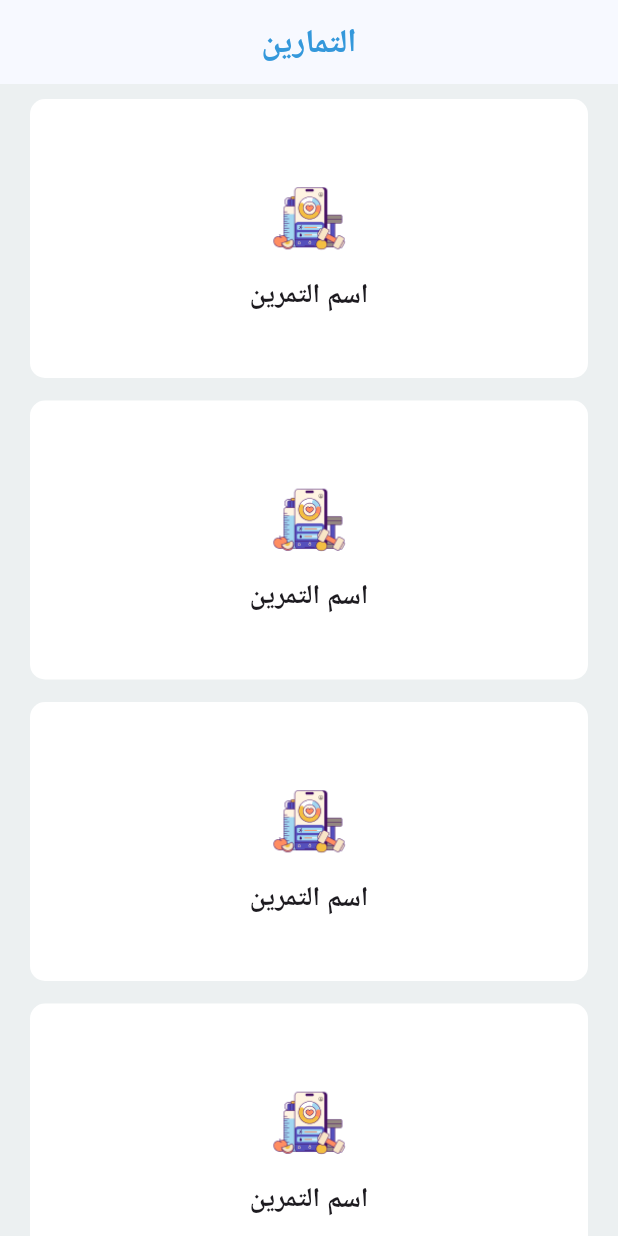
After one commit to MohamedEzzat5/pteye, a Flutter app: the ExerciseView screen opened by its route, on a phone screen of 412 x 824 dp. The commit adds this screen. Run offline on Flutter 3.47's test engine with Material 3 defaults, Android fonts, the phone set to English and light mode, and no system bars; our stand-ins replace dio, firebase_auth, firebase_core, flutter_bloc, flutter_svg, go_router and 4 more; accounts and stored records are empty; network calls fail; Roboto replaces fonts that are missing (Tajawal).

Commit message:
exercise view done

```diff
--- a/lib/Features/auth/data/repos/auth_repo_impl.dart
+++ b/lib/Features/auth/data/repos/auth_repo_impl.dart
@@ -62,6 +62,7 @@ class AuthRepoImplementation implements AuthRepo {
   }
 
   // Retrieve user credentials from SharedPreferences
+  @override
   Future<Map<String, String>> getUserCredentials() async {
     SharedPreferences prefs = await SharedPreferences.getInstance();
     String? email = prefs.getString('user_email');
--- a/lib/Features/auth/presentation/view/widgets/login_view_body.dart
+++ b/lib/Features/auth/presentation/view/widgets/login_view_body.dart
@@ -41,7 +41,6 @@ class LoginViewBody extends StatelessWidget {
     }
   },
   builder: (context, state) {
-    bool isLoaded = state is LoginLoading;
     return ModalProgressHUD(
       inAsyncCall: isLoaded,
       child: Scaffold(
@@ -53,7 +52,7 @@ class LoginViewBody extends StatelessWidget {
               child: Column(
                 children: [
                   SizedBox(
-                    height: height * .08,
+                    height: height * .1,
                   ),
                   Image.asset(
                     Assets.imagesLogo1,
--- a/lib/Features/auth/presentation/view/widgets/register_view_body.dart
+++ b/lib/Features/auth/presentation/view/widgets/register_view_body.dart
@@ -35,7 +35,7 @@ class RegisterViewBody extends StatelessWidget {
           isLoaded = false;
           return showSnackBar(
             (context),
-            message: 'تم تسجل حساب جديد بنجاح',
+            message: 'تم تسجيل حساب جديد بنجاح',
           );
         } else if (state is RegisterFailure) {
           isLoaded = false;
@@ -57,7 +57,7 @@ class RegisterViewBody extends StatelessWidget {
                   child: Column(
                     children: [
                       SizedBox(
-                        height: height * .08,
+                        height: height * .1,
                       ),
                       Image.asset(
                         Assets.imagesLogo1,
--- /dev/null
+++ b/lib/Features/home/presentation/view/exercise_view.dart
@@ -0,0 +1,23 @@
+import 'package:flutter/material.dart';
+import 'package:pteye/Features/home/presentation/view/widgets/exercise_view_body.dart';
+
+import '../../../../core/utils/constance.dart';
+import '../../../../core/utils/style.dart';
+
+class ExerciseView extends StatelessWidget {
+  const ExerciseView({super.key});
+
+  @override
+  Widget build(BuildContext context) {
+    return Scaffold(
+      appBar: AppBar(
+        title: Text(
+          'التمارين',
+          style: Styles.textStyle22.copyWith(color: kPrimaryColor),
+        ),
+        centerTitle: true,
+      ),
+      body: const ExerciseViewBody(),
+    );
+  }
+}
--- a/analysis_options.yaml
+++ b/lib/Features/home/presentation/view/widgets/custom_exercise_grid_view_item.dart
@@ -1,28 +1,46 @@
-# This file configures the analyzer, which statically analyzes Dart code to
-# check for errors, warnings, and lints.
-#
-# The issues identified by the analyzer are surfaced in the UI of Dart-enabled
-# IDEs (https://dart.dev/tools#ides-and-editors). The analyzer can also be
-# invoked from the command line by running `flutter analyze`.
+import 'package:flutter/material.dart';
+import 'package:go_router/go_router.dart';
+import 'package:pteye/core/utils/app_router.dart';
+import 'package:pteye/core/utils/style.dart';
+import 'package:pteye/generated/assets.dart';
 
-# The following line activates a set of recommended lints for Flutter apps,
-# packages, and plugins designed to encourage good coding practices.
-include: package:flutter_lints/flutter.yaml
+class CustomExerciseGridViewItem extends StatelessWidget {
+  const CustomExerciseGridViewItem({super.key});
 
-linter:
-  # The lint rules applied to this project can be customized in the
-  # section below to disable rules from the `package:flutter_lints/flutter.yaml`
-  # included above or to enable additional rules. A list of all available lints
-  # and their documentation is published at https://dart.dev/lints.
-  #
-  # Instead of disabling a lint rule for the entire project in the
-  # section below, it can also be suppressed for a single line of code
-  # or a specific dart file by using the `// ignore: name_of_lint` and
-  # `// ignore_for_file: name_of_lint` syntax on the line or in the file
-  # producing the lint.
-  rules:
-    # avoid_print: false  # Uncomment to disable the `avoid_print` rule
-    # prefer_single_quotes: true  # Uncomment to enable the `prefer_single_quotes` rule
+  @override
+  Widget build(BuildContext context) {
+    return GestureDetector(
+      onTap: ()
+      {
+      },
+      child: Container(
+        decoration: BoxDecoration(
+          color: Colors.white,
+          borderRadius: BorderRadius.circular(10),
 
-# Additional information about this file can be found at
-# https://dart.dev/guides/language/analysis-options
+        ),
+        child: Column(
+          children: [
+            const Spacer(flex: 1,),
+            AspectRatio(
+              aspectRatio: 5,
+              child: Container(
+                margin: const EdgeInsets.all(10),
+                decoration: const BoxDecoration(
+                    image: DecorationImage(image: AssetImage(Assets.imagesHealthy),)
+                ),
+              ),
+            ),
+            // Image.asset(Assets.imagesItem,),
+            //Icon(Icons.medical_services_rounded,color: kPrimaryColor,size: 120,),
+            const SizedBox(
+              height: 2,
+            ),
+            const Text('اسم التمرين',style: Styles.textStyle18,),
+            const Spacer(flex: 1,),
+          ],
+        ),
+      ),
+    );
+  }
+}
--- /dev/null
+++ b/lib/Features/home/presentation/view/widgets/exercise_view_body.dart
@@ -0,0 +1,30 @@
+
+import 'package:flutter/material.dart';
+import 'package:pteye/Features/home/presentation/view/widgets/custom_diseases_grid_view_item.dart';
+import 'package:pteye/Features/home/presentation/view/widgets/custom_exercise_grid_view_item.dart';
+import 'package:pteye/core/widgets/custom_app_bar.dart';
+
+class ExerciseViewBody extends StatelessWidget {
+  const ExerciseViewBody({super.key});
+
+  @override
+  Widget build(BuildContext context) {
+    return  Column(
+      children: [
+
+    Expanded(
+    child: GridView.builder(
+    gridDelegate: const SliverGridDelegateWithFixedCrossAxisCount(crossAxisCount: 1,mainAxisSpacing: 15,crossAxisSpacing: 15,childAspectRatio: 2),
+    itemCount: 6,
+    physics: const  BouncingScrollPhysics(),
+    scrollDirection: Axis.vertical,
+    padding: const EdgeInsets.symmetric(horizontal: 20,vertical: 10),
+    itemBuilder: (context, index){
+    return const CustomExerciseGridViewItem();
+    },
+    ),
+    ),
+      ],
+    );
+  }
+}
--- a/lib/core/utils/app_router.dart
+++ b/lib/core/utils/app_router.dart
@@ -3,6 +3,7 @@ import 'package:flutter/cupertino.dart';
 import 'package:go_router/go_router.dart';
 import 'package:pteye/Features/auth/presentation/view/login_view.dart';
 import 'package:pteye/Features/auth/presentation/view/register_view.dart';
+import 'package:pteye/Features/home/presentation/view/exercise_view.dart';
 import 'package:pteye/Features/home/presentation/view/home_view.dart';
 import 'package:pteye/Features/splash/presentation/views/splash_view.dart';
 
@@ -10,6 +11,7 @@ abstract class AppRouter {
   static const kHomeView = '/homeView';
   static const kLoginView = '/loginView';
   static const kRegisterView = '/registerView';
+  static const kExerciseView = '/exerciseView';
 
   static final router = GoRouter(
     routes: <RouteBase>[
@@ -37,6 +39,12 @@ abstract class AppRouter {
           return const RegisterView();
         },
       ),
+      GoRoute(
+        path: kExerciseView,
+        builder: (BuildContext context, GoRouterState state) {
+          return const ExerciseView();
+        },
+      ),
 
     ],
   );
```
